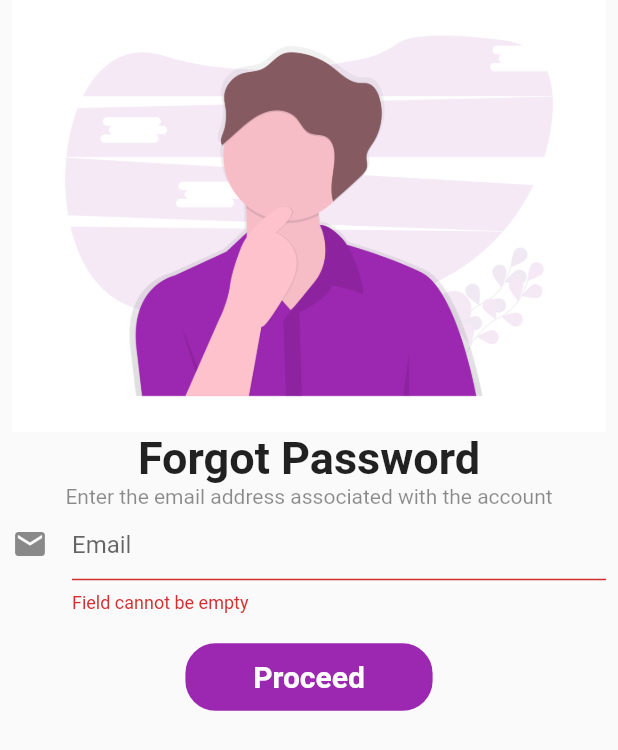
After one commit to MuhammadSaad420/social_app, a Flutter app: the ForgotScreen screen opened directly, after a tap on "Proceed", on a phone screen of 412 x 824 dp. The commit adds this screen. Shown: the top 750 px of the screen. Run offline on Flutter 3.47's test engine with Material 2 defaults, Android fonts, the phone set to English and light mode, and no system bars; our stand-ins replace font_awesome_flutter.

Commit message:
forgot password screen

```diff
--- /dev/null
+++ b/lib/routes/forgot_password.dart
@@ -0,0 +1,158 @@
+import 'package:flutter/material.dart';
+import 'package:social_app/routes/login_screen.dart';
+import 'package:social_app/widgets/widgets.dart';
+import 'package:http/http.dart' as http;
+import '../constant.dart';
+
+class ForgotScreen extends StatefulWidget {
+  @override
+  _ForgotScreenState createState() => _ForgotScreenState();
+}
+
+class _ForgotScreenState extends State<ForgotScreen> {
+  final _key = GlobalKey<FormState>();
+
+  String email;
+
+  @override
+  Widget build(BuildContext context) {
+    return Scaffold(
+      // appBar: appBar,
+      body: SafeArea(
+        child: SingleChildScrollView(
+          child: Center(
+            child: Padding(
+              padding: const EdgeInsets.fromLTRB(8, 0, 8, 0),
+              child: Container(
+                // height: isportrait(context)
+                //     ? _pageSize - (_appBarSize + _notifySize)
+                //     : null,
+                child: Column(
+                  crossAxisAlignment: CrossAxisAlignment.center,
+                  mainAxisAlignment: MainAxisAlignment.spaceAround,
+                  children: [
+                    Container(
+                      child: Column(
+                        children: [
+                          Image.asset('images/forgot.png'),
+                          Text(
+                            'Forgot Password',
+                            style: TextStyle(
+                                fontWeight: FontWeight.bold, fontSize: 30),
+                          ),
+                          Text(
+                            'Enter the email address associated with the account',
+                            style: TextStyle(color: Colors.black45),
+                          ),
+                        ],
+                      ),
+                    ),
+                    // SizedBox(
+                    //   height: isportrait(context) ? 0 : 10,
+                    // ),
+                    Container(
+                      child: Form(
+                        key: _key,
+                        child: Column(
+                          children: [
+                            TextFormField(
+                              decoration: const InputDecoration(
+                                icon: Icon(Icons.mail),
+                                hintText: "Email",
+                              ),
+                              validator: _validateEmail,
+                            ),
+                          ],
+                        ),
+                      ),
+                    ),
+                    SizedBox(
+                      height: 20,
+                    ),
+                    ReusableButton(
+                      function: () async {
+                        if (_key.currentState.validate()) {
+                          setState(() {});
+                          bool success = await forgotPassword();
+                          if (success) {
+                            showDialog(
+                              context: context,
+                              builder: (_) => AlertDialog(
+                                title: Text('Password Reset'),
+                                content: Text(
+                                    'Check your email address to reset password'),
+                                actions: [
+                                  MaterialButton(
+                                    child: Padding(
+                                      padding: const EdgeInsets.all(5.0),
+                                      child: Container(
+                                        height: 30,
+                                        width: 60,
+                                        color: kPurpleColor,
+                                        child: Center(
+                                          child: Text(
+                                            "ok",
+                                            style: TextStyle(
+                                                color: Colors.white,
+                                                fontSize: 20),
+                                          ),
+                                        ),
+                                      ),
+                                    ),
+                                    onPressed: () {
+                                      Navigator.push(
+                                          context,
+                                          MaterialPageRoute(
+                                              builder: (context) =>
+                                                  LoginScreen()));
+                                    },
+                                  ),
+                                ],
+                              ),
+                            );
+                          }
+                        }
+                      },
+                      textColor: Colors.white,
+                      title: 'Proceed',
+                      backgroundColor: kPurpleColor,
+                      border: Colors.transparent,
+                    ),
+                  ],
+                ),
+              ),
+            ),
+          ),
+        ),
+      ),
+    );
+  }
+
+  String _validateEmail(String value) {
+    RegExp emailpattern = RegExp(
+        r"^[a-zA-Z0-9.!#$%&'*+/=?^_`{|}~-]+@[a-zA-Z0-9-]+(?:\.[a-zA-Z0-9-]+)*$",
+        caseSensitive: false,
+        multiLine: false);
+    if (value.isEmpty) {
+      return "Field cannot be empty";
+    } else if (!emailpattern.hasMatch(value)) {
+      return "Enter a valid email";
+    } else {
+      email = value;
+      return null;
+    }
+  }
+
+  Future<bool> forgotPassword() async {
+    print(email);
+    final response = await http.put(
+      Uri.parse('http://3.131.4.14/api/v1/users/forgot_password?email=$email'),
+    );
+    if (response.statusCode == 201) {
+      print('working fine');
+      return true;
+    } else {
+      throw Exception('Failed to load data');
+    }
+  }
+}
--- a/lib/routes/routes.dart
+++ b/lib/routes/routes.dart
@@ -1,3 +1,4 @@
 export 'welcome_screen.dart';
 export 'login_screen.dart';
 export 'signup_screen.dart';
+export 'forgot_password.dart';
--- a/pubspec.yaml
+++ b/pubspec.yaml
@@ -48,6 +48,7 @@ flutter:
   assets:
     - images/welcome.png
     - images/login.png
+    - images/forgot.png
 
   # An image asset can refer to one or more resolution-specific "variants", see
   # https://flutter.dev/assets-and-images/#resolution-aware.
```
Also changed, not shown: lib/routes/login_screen.dart (+13 -3 lines).
